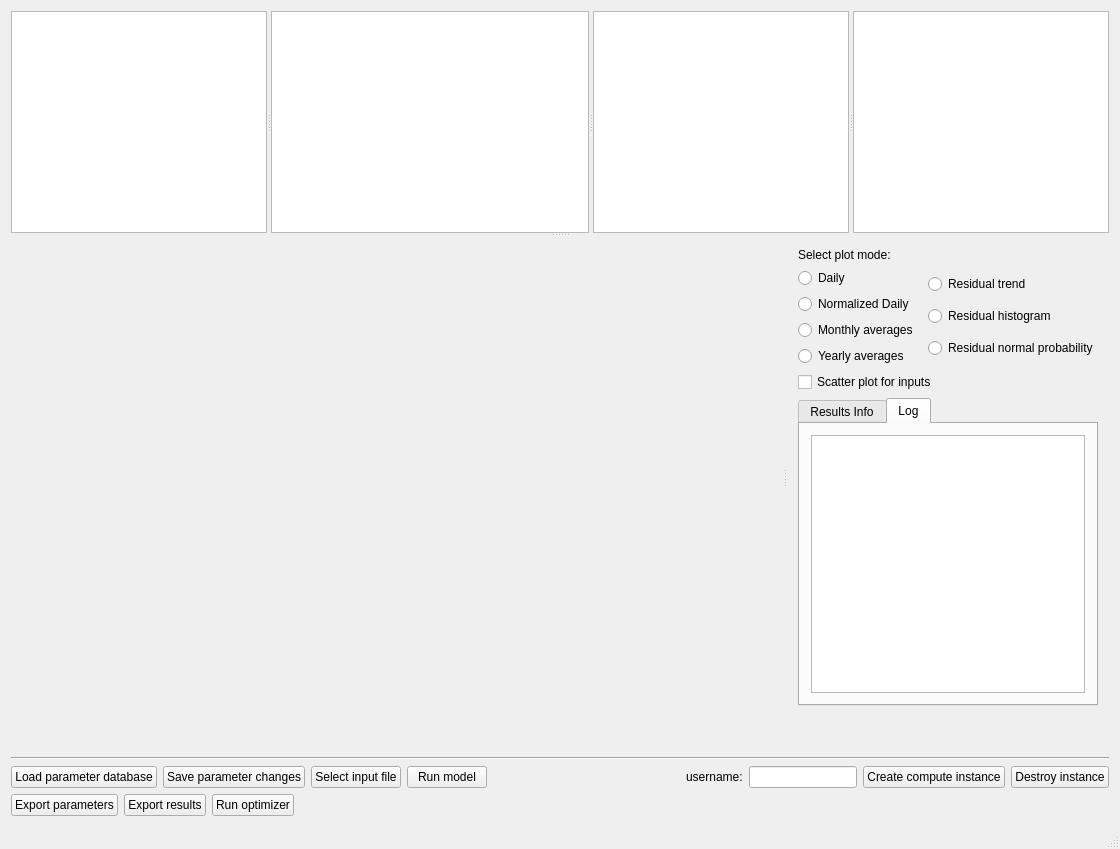
The window that mainwindow.ui (Lecheps/INCAView) describes before a commit, drawn with Qt 5.
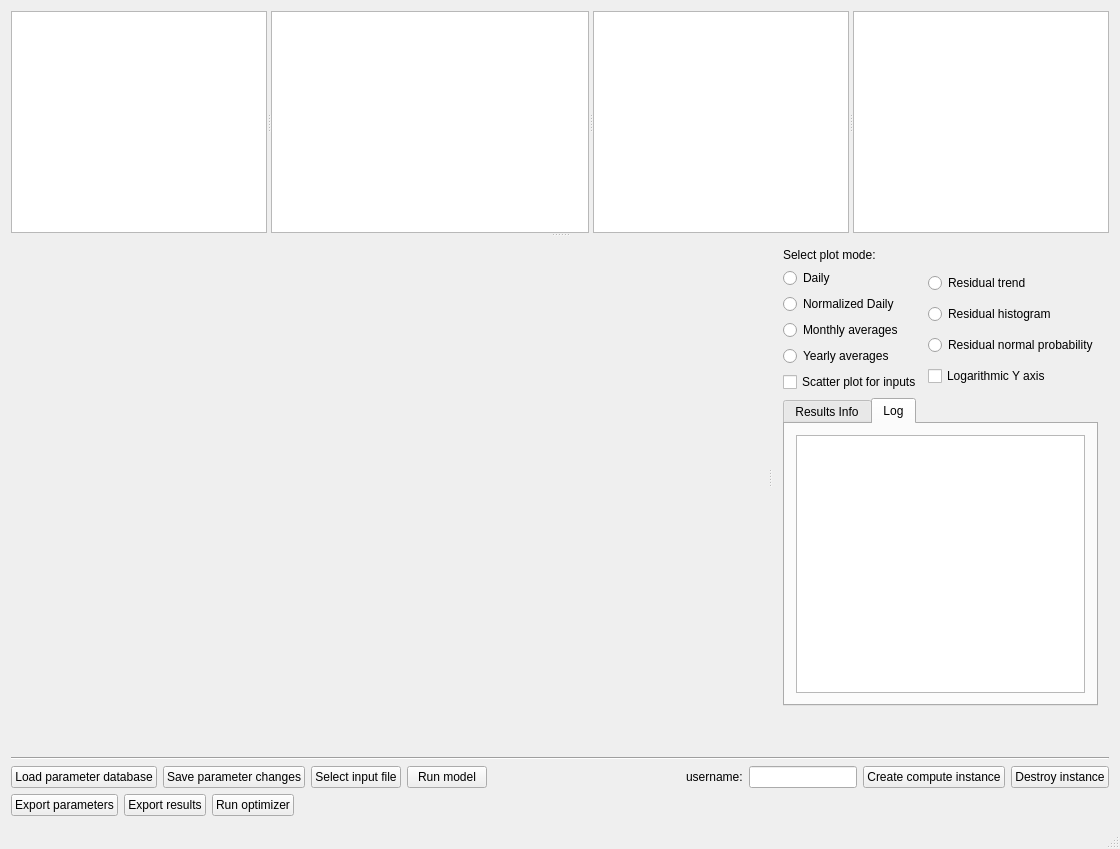
The same window after the commit. Custom widgets are drawn as their Qt base class.

Commit message: Added option for logarithmic Y axis

Patch:
```diff
--- a/mainwindow.ui
+++ b/mainwindow.ui
@@ -129,6 +129,13 @@
                  </property>
                 </widget>
                </item>
+               <item>
+                <widget class="QCheckBox" name="checkBoxScatterInputs">
+                 <property name="text">
+                  <string>Scatter plot for inputs</string>
+                 </property>
+                </widget>
+               </item>
               </layout>
              </item>
              <item>
@@ -154,17 +161,17 @@
                  </property>
                 </widget>
                </item>
+               <item>
+                <widget class="QCheckBox" name="checkBoxLogarithmicPlot">
+                 <property name="text">
+                  <string>Logarithmic Y axis</string>
+                 </property>
+                </widget>
+               </item>
               </layout>
              </item>
             </layout>
            </item>
-           <item>
-            <widget class="QCheckBox" name="checkBoxScatterInputs">
-             <property name="text">
-              <string>Scatter plot for inputs</string>
-             </property>
-            </widget>
-           </item>
            <item>
             <widget class="QTabWidget" name="tabWidget">
              <property name="minimumSize">
```
The commit also changes 3 other files.
